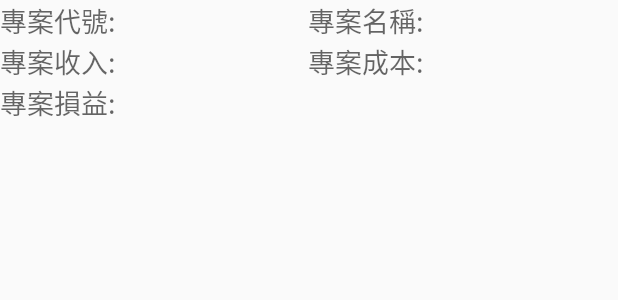
After one commit to k2ejude/MyApplication2, an Android app: the layout analysisdetaillist.xml on its own in the app's theme, with its tools: preview values and no code run, on a phone screen of 412 x 824 dp. The commit adds this screen. Shown: the top 300 px of the screen. Run offline under Robolectric (Android 15) with nearby library versions, the phone set to English and light mode, and no system bars.

Commit message:
專案分析Detail

```diff
--- /dev/null
+++ b/app/src/main/res/layout/analysisdetaillist.xml
@@ -0,0 +1,93 @@
+<?xml version="1.0" encoding="utf-8"?>
+<TableLayout xmlns:android="http://schemas.android.com/apk/res/android"
+    android:orientation="vertical" android:layout_width="match_parent"
+    android:layout_height="match_parent">
+
+    <TableRow
+        android:layout_width="fill_parent"
+        android:layout_height="fill_parent">
+
+        <TextView
+            android:layout_width="wrap_content"
+            android:layout_height="wrap_content"
+            android:textAppearance="?android:attr/textAppearanceMedium"
+            android:text="專案代號:"
+            android:id="@+id/id"
+            android:layout_weight="1.0" />
+
+        <TextView
+            android:layout_width="wrap_content"
+            android:layout_height="wrap_content"
+            android:textAppearance="?android:attr/textAppearanceSmall"
+            android:id="@+id/idText"
+            android:layout_weight="1.0" />
+
+        <TextView
+            android:layout_width="wrap_content"
+            android:layout_height="wrap_content"
+            android:textAppearance="?android:attr/textAppearanceMedium"
+            android:text="專案名稱:"
+            android:id="@+id/name"
+            android:layout_weight="1.0" />
+
+        <TextView
+            android:layout_width="wrap_content"
+            android:layout_height="wrap_content"
+            android:textAppearance="?android:attr/textAppearanceSmall"
+            android:id="@+id/nameText"
+            android:layout_weight="1.0" />
+    </TableRow>
+
+    <TableRow
+        android:layout_width="fill_parent"
+        android:layout_height="fill_parent">
+
+        <TextView
+            android:layout_width="wrap_content"
+            android:layout_height="wrap_content"
+            android:textAppearance="?android:attr/textAppearanceMedium"
+            android:text="專案收入:"
+            android:id="@+id/income"
+            android:layout_weight="1.0" />
+
+        <TextView
+            android:layout_width="wrap_content"
+            android:layout_height="wrap_content"
+            android:textAppearance="?android:attr/textAppearanceSmall"
+            android:id="@+id/incomeText"
+            android:layout_weight="1.0" />
+
+        <TextView
+            android:layout_width="wrap_content"
+            android:layout_height="wrap_content"
+            android:textAppearance="?android:attr/textAppearanceMedium"
+            android:text="專案成本:"
+            android:id="@+id/cost"
+            android:layout_weight="1.0" />
+
+        <TextView
+            android:layout_width="wrap_content"
+            android:layout_height="wrap_content"
+            android:textAppearance="?android:attr/textAppearanceSmall"
+            android:id="@+id/costText"
+            android:layout_weight="1.0" />
+    </TableRow>
+
+    <TableRow
+        android:layout_width="fill_parent"
+        android:layout_height="fill_parent">
+
+        <TextView
+            android:layout_width="wrap_content"
+            android:layout_height="wrap_content"
+            android:textAppearance="?android:attr/textAppearanceMedium"
+            android:text="專案損益:"
+            android:id="@+id/loss" />
+
+        <TextView
+            android:layout_width="wrap_content"
+            android:layout_height="wrap_content"
+            android:textAppearance="?android:attr/textAppearanceSmall"
+            android:id="@+id/lossText" />
+    </TableRow>
+</TableLayout>
```
Also changed, not shown: app/src/main/java/com/example/jude/myapplication/AnalysisDetailActivity.java (+89 -1 lines), app/src/main/res/layout/activity_analysis_detail.xml (+5 -7 lines).
